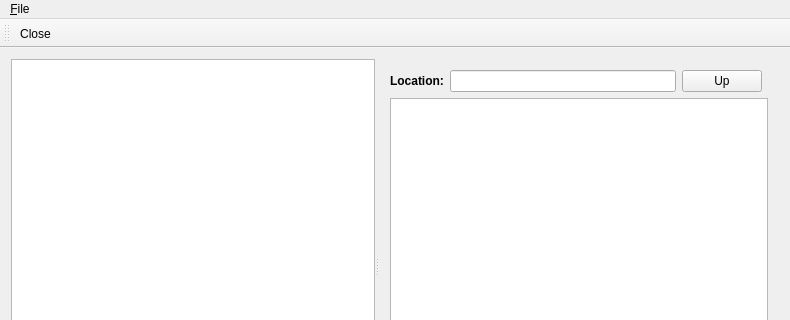
Above: Upnp_av_ControlPoint_Renderer/controlpointwindow.ui from Kangda/Upnp-AV-Demo before the change; both pictures show x 0 to 790 and y 0 to 320 of the 790 by 505 pixel window. Below: the same form after it.
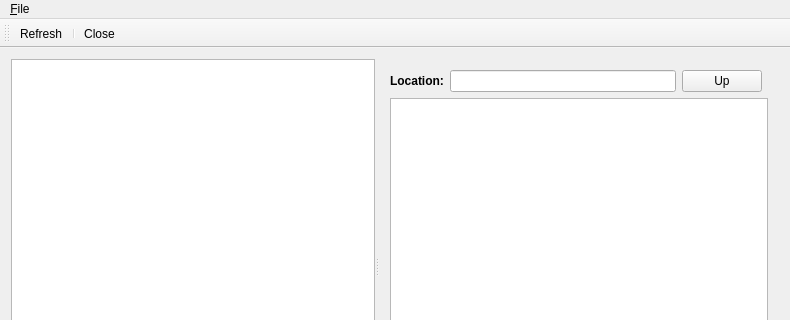
That is the form after the change. Icons and pictures are not drawn.

Patch:
```diff
--- a/Upnp_av_ControlPoint_Renderer/controlpointwindow.ui
+++ b/Upnp_av_ControlPoint_Renderer/controlpointwindow.ui
@@ -103,6 +103,8 @@
    <attribute name="toolBarBreak">
     <bool>false</bool>
    </attribute>
+   <addaction name="actionRefresh"/>
+   <addaction name="separator"/>
    <addaction name="actionClose"/>
   </widget>
   <widget class="QMenuBar" name="menuBar">
@@ -138,6 +140,18 @@
     <string>&amp;Close</string>
    </property>
   </action>
+  <action name="actionRefresh">
+   <property name="icon">
+    <iconset resource="resource.qrc">
+     <normaloff>:/icon/refresh.svg</normaloff>:/icon/refresh.svg</iconset>
+   </property>
+   <property name="text">
+    <string>Refresh</string>
+   </property>
+   <property name="toolTip">
+    <string>Refresh detail view.</string>
+   </property>
+  </action>
  </widget>
  <layoutdefault spacing="6" margin="11"/>
  <resources>
```
Left out of the diff: 1 changed line with no effect on the pictures.
